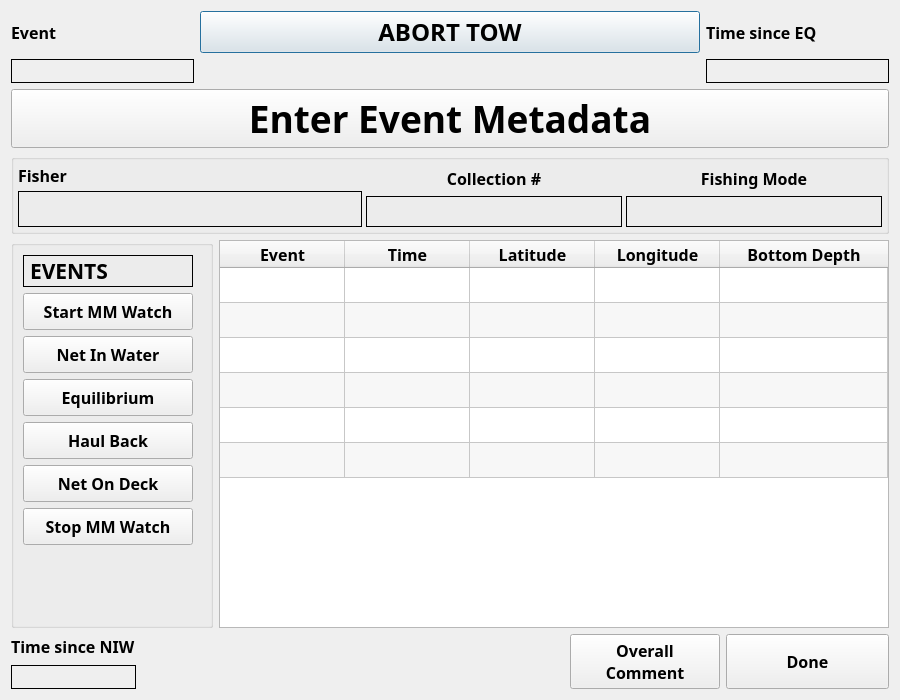
The window that ui/CPSTrawlEvent.ui (aliciabillings-noaa/CLAMS) describes before a commit, drawn with Qt 5.
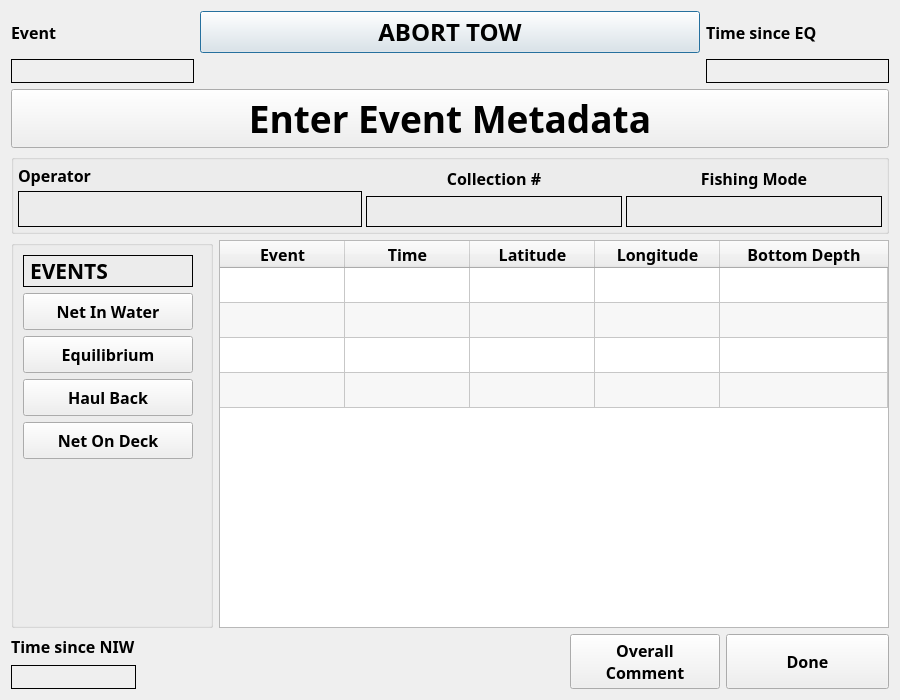
The same window after the commit.

Commit message: Updates to event forms as requested by SW team

Patch:
```diff
--- a/ui/CPSTrawlEvent.ui
+++ b/ui/CPSTrawlEvent.ui
@@ -193,7 +193,7 @@
              </font>
             </property>
             <property name="text">
-             <string>Fisher</string>
+             <string>Operator</string>
             </property>
            </widget>
           </item>
@@ -351,33 +351,6 @@
             </property>
            </widget>
           </item>
-          <item>
-           <widget class="QPushButton" name="pb_startmmw">
-            <property name="minimumSize">
-             <size>
-              <width>170</width>
-              <height>37</height>
-             </size>
-            </property>
-            <property name="maximumSize">
-             <size>
-              <width>170</width>
-              <height>36</height>
-             </size>
-            </property>
-            <property name="font">
-             <font>
-              <family>Arial Black</family>
-              <pointsize>12</pointsize>
-              <weight>75</weight>
-              <bold>true</bold>
-             </font>
-            </property>
-            <property name="text">
-             <string>Start MM Watch</string>
-            </property>
-           </widget>
-          </item>
           <item>
            <widget class="QPushButton" name="pb_niw">
             <property name="minimumSize">
@@ -486,33 +459,6 @@
             </property>
            </widget>
           </item>
-          <item>
-           <widget class="QPushButton" name="pb_stopmmw">
-            <property name="minimumSize">
-             <size>
-              <width>170</width>
-              <height>37</height>
-             </size>
-            </property>
-            <property name="maximumSize">
-             <size>
-              <width>170</width>
-              <height>36</height>
-             </size>
-            </property>
-            <property name="font">
-             <font>
-              <family>Arial Black</family>
-              <pointsize>12</pointsize>
-              <weight>75</weight>
-              <bold>true</bold>
-             </font>
-            </property>
-            <property name="text">
-             <string>Stop MM Watch</string>
-            </property>
-           </widget>
-          </item>
           <item>
            <spacer name="verticalSpacer">
             <property name="orientation">
@@ -615,16 +561,6 @@
          <string>New Row</string>
         </property>
        </row>
-       <row>
-        <property name="text">
-         <string>New Row</string>
-        </property>
-       </row>
-       <row>
-        <property name="text">
-         <string>New Row</string>
-        </property>
-       </row>
        <column>
         <property name="text">
          <string>Event</string>
```
The commit also changes 7 other files.
